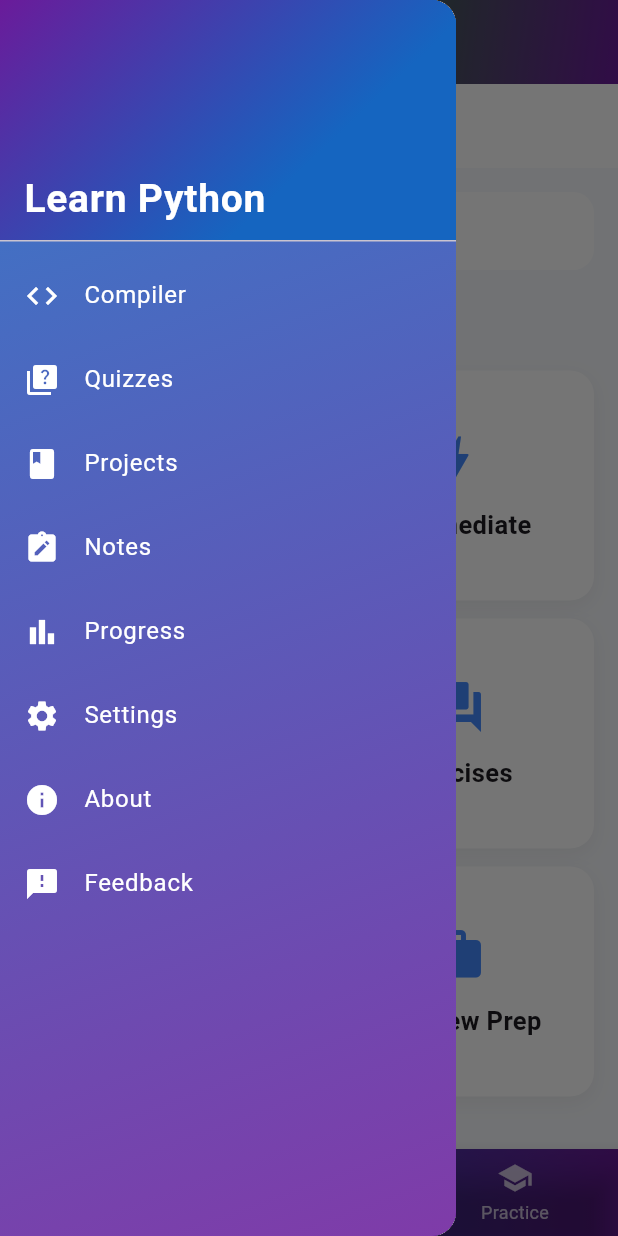
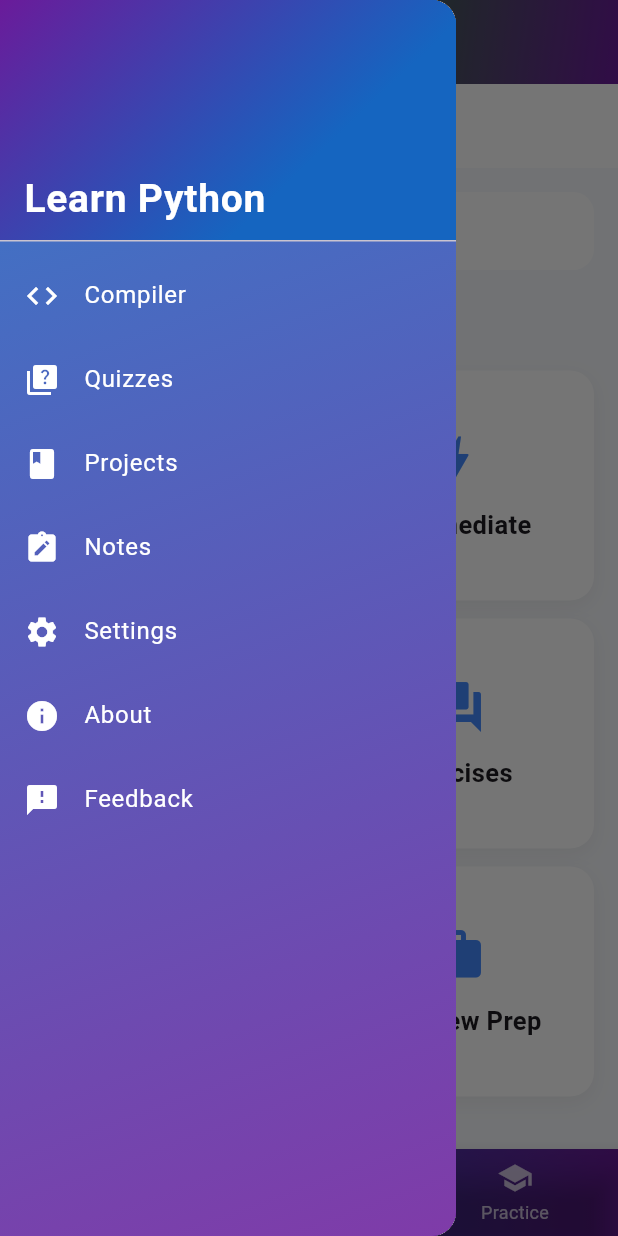
Before and after one commit to sailesh818/learnpython, a Flutter app: the screen it shows after launch, with the side drawer open, on a phone screen of 412 x 824 dp. Run offline on Flutter 3.47's test engine with Material 3 defaults, Android fonts, the phone set to English and light mode, and no system bars.

Commit message:
updated UI and navigations

```diff
--- a/lib/home/page/home_page.dart
+++ b/lib/home/page/home_page.dart
@@ -69,7 +69,6 @@ class HomePage extends StatelessWidget {
 
             const SizedBox(height: 24),
 
-            // ---------------- CATEGORIES ----------------
             const Text(
               "Categories",
               style: TextStyle(
@@ -97,24 +96,23 @@ class HomePage extends StatelessWidget {
 
             const SizedBox(height: 32),
 
-            // ---------------- CONTINUE LEARNING ----------------
-            const Text(
-              "Continue Learning",
-              style: TextStyle(
-                fontSize: 22,
-                fontWeight: FontWeight.w600,
-              ),
-            ),
+            // const Text(
+            //   "Continue Learning",
+            //   style: TextStyle(
+            //     fontSize: 22,
+            //     fontWeight: FontWeight.w600,
+            //   ),
+            // ),
 
-            const SizedBox(height: 16),
+            //const SizedBox(height: 16),
 
-            Column(
-              children: continueLearning
-                  .map((lesson) => _buildContinueCard(lesson))
-                  .toList(),
-            ),
+            // Column(
+            //   children: continueLearning
+            //       .map((lesson) => _buildContinueCard(lesson))
+            //       .toList(),
+            // ),
 
-            const SizedBox(height: 40),
+            //const SizedBox(height: 40),
           ],
         ),
       ),
@@ -167,44 +165,44 @@ class HomePage extends StatelessWidget {
   }
 
   // ---------------- CONTINUE CARD ----------------
-  Widget _buildContinueCard(Map<String, dynamic> lesson) {
-    return Container(
-      margin: const EdgeInsets.only(bottom: 14),
-      padding: const EdgeInsets.all(16),
-      decoration: BoxDecoration(
-        color: Colors.white,
-        borderRadius: BorderRadius.circular(16),
-        boxShadow: [
-          BoxShadow(
-            blurRadius: 8,
-            offset: const Offset(0, 4),
-            color: Colors.black.withOpacity(0.05),
-          )
-        ],
-      ),
-      child: Column(
-        crossAxisAlignment: CrossAxisAlignment.start,
-        children: [
-          Text(
-            lesson["title"],
-            style: const TextStyle(
-              fontSize: 18,
-              fontWeight: FontWeight.w600,
-            ),
-          ),
+  // Widget _buildContinueCard(Map<String, dynamic> lesson) {
+  //   return Container(
+  //     margin: const EdgeInsets.only(bottom: 14),
+  //     padding: const EdgeInsets.all(16),
+  //     decoration: BoxDecoration(
+  //       color: Colors.white,
+  //       borderRadius: BorderRadius.circular(16),
+  //       boxShadow: [
+  //         BoxShadow(
+  //           blurRadius: 8,
+  //           offset: const Offset(0, 4),
+  //           color: Colors.black.withOpacity(0.05),
+  //         )
+  //       ],
+  //     ),
+  //     child: Column(
+  //       crossAxisAlignment: CrossAxisAlignment.start,
+  //       children: [
+  //         Text(
+  //           lesson["title"],
+  //           style: const TextStyle(
+  //             fontSize: 18,
+  //             fontWeight: FontWeight.w600,
+  //           ),
+  //         ),
 
-          const SizedBox(height: 10),
+  //         const SizedBox(height: 10),
 
-          ClipRRect(
-            borderRadius: BorderRadius.circular(10),
-            child: LinearProgressIndicator(
-              value: lesson["progress"],
-              backgroundColor: Colors.grey[300],
-              minHeight: 8,
-            ),
-          ),
-        ],
-      ),
-    );
-  }
+  //         ClipRRect(
+  //           borderRadius: BorderRadius.circular(10),
+  //           child: LinearProgressIndicator(
+  //             value: lesson["progress"],
+  //             backgroundColor: Colors.grey[300],
+  //             minHeight: 8,
+  //           ),
+  //         ),
+  //       ],
+  //     ),
+  //   );
+  // }
 }
--- a/lib/nav/pages/main_page.dart
+++ b/lib/nav/pages/main_page.dart
@@ -7,7 +7,7 @@ import 'package:learn_python/pages/lessons_page.dart';
 import 'package:learn_python/pages/notes_page.dart';
 import 'package:learn_python/pages/practice_page.dart';
 //import 'package:learn_python/pages/profile_page.dart';
-import 'package:learn_python/pages/progress_page.dart';
+//import 'package:learn_python/pages/progress_page.dart';
 import 'package:learn_python/pages/projects_page.dart';
 import 'package:learn_python/pages/quizzes_page.dart';
 import 'package:learn_python/pages/settings_page.dart';
@@ -95,7 +95,7 @@ class _MainPageState extends State<MainPage> {
               drawerItem(Icons.quiz, "Quizzes", const QuizzesPage()),
               drawerItem(Icons.book, "Projects", const ProjectsPage()),
               drawerItem(Icons.note_alt, "Notes", const NotesPage()),
-              drawerItem(Icons.bar_chart, "Progress", const ProgressPage()),
+              //drawerItem(Icons.bar_chart, "Progress", const ProgressPage()),
               drawerItem(Icons.settings, "Settings", const SettingsPage()),
               drawerItem(Icons.info, "About", const AboutPage()),
               drawerItem(Icons.feedback, "Feedback", const FeedbackPage()),
--- a/lib/pages/practice_page.dart
+++ b/lib/pages/practice_page.dart
@@ -1,6 +1,7 @@
 import 'package:flutter/material.dart';
 import 'dart:convert';
 import 'package:flutter/services.dart';
+import 'package:learn_python/pages/compiler_page.dart';
 
 class PracticePage extends StatefulWidget {
   final String jsonFile; // JSON file to load
@@ -78,6 +79,10 @@ class _PracticePageState extends State<PracticePage> {
         content: Text(question['solution'] ?? "Try coding this yourself!"),
         actions: [
           TextButton(
+            onPressed: () => Navigator.push(context, MaterialPageRoute(builder: (_) => CompilerPage())),
+            child: const Text("Code Yourself"),
+          ),
+          TextButton(
             onPressed: () => Navigator.pop(context),
             child: const Text("Close"),
           ),
--- a/lib/pages/projects_page.dart
+++ b/lib/pages/projects_page.dart
@@ -1,4 +1,5 @@
 import 'package:flutter/material.dart';
+import 'package:learn_python/pages/compiler_page.dart';
 
 class ProjectsPage extends StatelessWidget {
   const ProjectsPage({super.key});
@@ -75,7 +76,7 @@ class ProjectsPage extends StatelessWidget {
                 ),
               ),
               onTap: () {
-                // Navigate to project details page or show modal
+                Navigator.push(context, MaterialPageRoute(builder: (_) => CompilerPage()));
               },
             ),
           );
--- a/pubspec.yaml
+++ b/pubspec.yaml
@@ -16,7 +16,7 @@ publish_to: 'none' # Remove this line if you wish to publish to pub.dev
 # https://developer.apple.com/library/archive/documentation/General/Reference/InfoPlistKeyReference/Articles/CoreFoundationKeys.html
 # In Windows, build-name is used as the major, minor, and patch parts
 # of the product and file versions while build-number is used as the build suffix.
-version: 1.1.1+3
+version: 1.2.1+4
 
 environment:
   sdk: ^3.10.0
```
Also changed, not shown: lib/pages/about_page.dart (+23 -23 lines), lib/pages/progress_page.dart (deleted, +0 -129 lines), lib/pages/settings_page.dart (+68 -68 lines).
